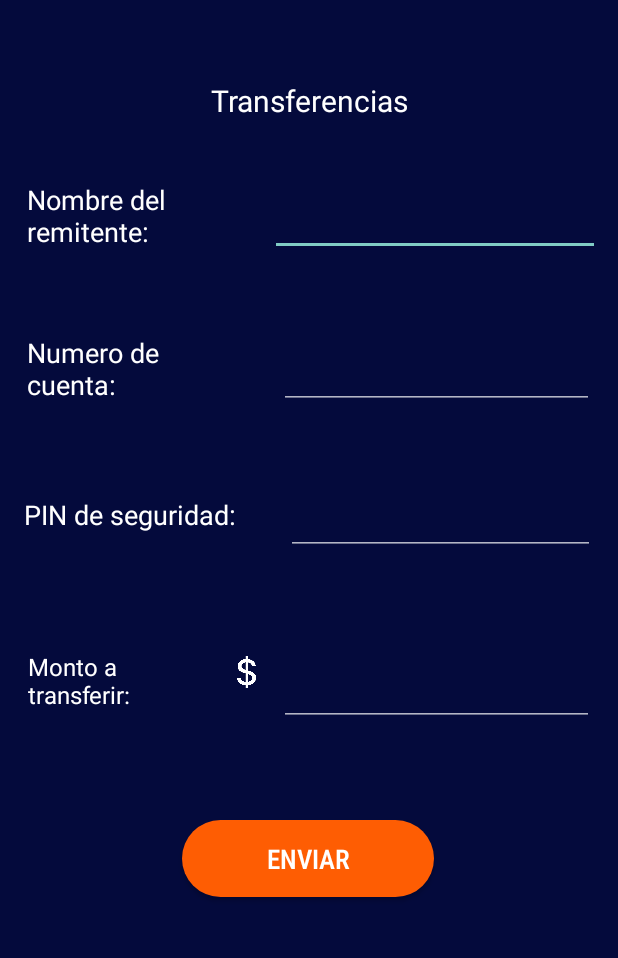
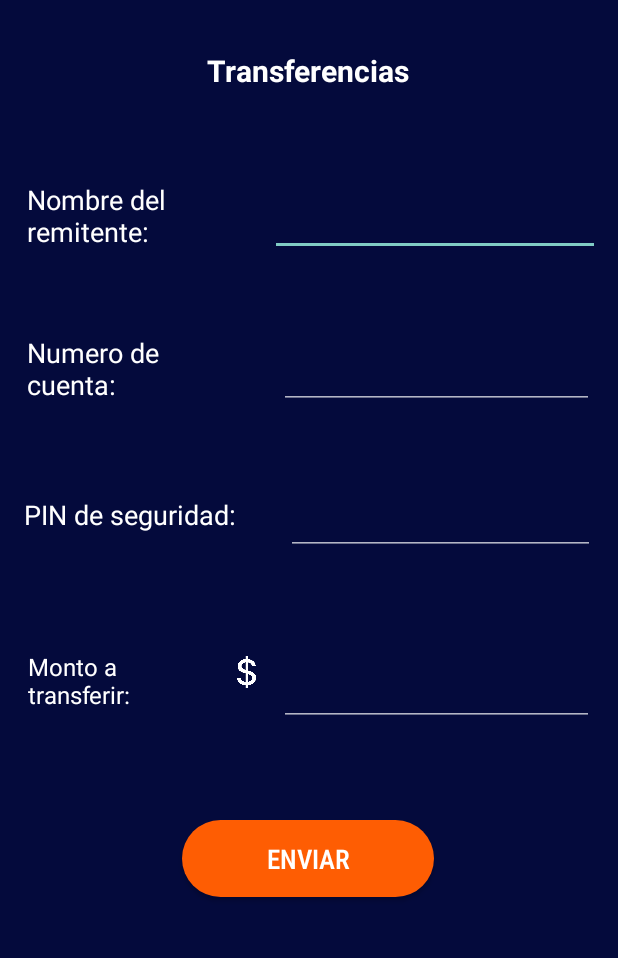
Before and after one commit to SkyBank-App/AppMobile3, an Android app: the MainActivity screen opened directly, with no data from a screen before it, in the side drawer, after a tap on "Realizar transferencias", on a phone screen of 412 x 824 dp, the part 271-1229 px from its top. Run offline under Robolectric (Android 15) with nearby library versions, the light colour scheme and no system bars; our stand-ins replace navigation-ui.

Commit message:
Cambios, navegabilidad

```diff
--- a/app/src/main/java/com/example/skybank3/MainActivity.kt
+++ b/app/src/main/java/com/example/skybank3/MainActivity.kt
@@ -34,7 +34,7 @@ class MainActivity : AppCompatActivity() {
         // menu should be considered as top level destinations.
         appBarConfiguration = AppBarConfiguration(
             setOf(
-                R.id.nav_home, R.id.idAgendarCitas, R.id.estadoCuenta, R.id.idTransferencias
+                R.id.nav_home, R.id.idAgendarCitas, R.id.estadoCuenta, R.id.idTransferencias, R.id.idCitasSolucitadas
             ), drawerLayout
         )
         setupActionBarWithNavController(navController, appBarConfiguration)
--- a/app/src/main/res/layout/fragment_slideshow.xml
+++ b/app/src/main/res/layout/fragment_slideshow.xml
@@ -52,11 +52,13 @@
         android:text="Transferencias"
         android:textColor="#ffffff"
         android:textSize="20sp"
+        android:textStyle="bold"
         app:layout_constraintBottom_toBottomOf="parent"
         app:layout_constraintEnd_toEndOf="parent"
+        app:layout_constraintHorizontal_bias="0.498"
         app:layout_constraintStart_toStartOf="parent"
         app:layout_constraintTop_toTopOf="parent"
-        app:layout_constraintVertical_bias="0.294" />
+        app:layout_constraintVertical_bias="0.269" />
 
     <TextView
         android:id="@+id/textView31"
--- a/app/src/main/res/menu/activity_main_drawer.xml
+++ b/app/src/main/res/menu/activity_main_drawer.xml
@@ -24,5 +24,9 @@
             android:id="@+id/idTransferencias"
             android:icon="@drawable/ic_menu_slideshow"
             android:title="Realizar transferencias" />
+        <item
+            android:id="@+id/idCitasSolucitadas"
+            android:icon="@drawable/ic_menu_slideshow"
+            android:title="Citas Solicitadas" />
     </group>
 </menu>
--- a/app/src/main/res/navigation/mobile_navigation.xml
+++ b/app/src/main/res/navigation/mobile_navigation.xml
@@ -38,8 +38,8 @@
         android:label=" "
         tools:layout="@layout/fragment_citas_recibidas" />
     <fragment
-        android:id="@+id/citasSolucitadas"
+        android:id="@+id/idCitasSolucitadas"
         android:name="com.example.skybank3.CitasSolucitadas"
-        android:label="fragment_citas_solucitadas"
+        android:label=" "
         tools:layout="@layout/fragment_citas_solucitadas" />
 </navigation>
```
Also changed, not shown: app/src/main/res/layout/activity_registrarse.xml (+14 -0 lines), app/src/main/res/layout/fragment_citas_solucitadas.xml (+19 -4 lines).
